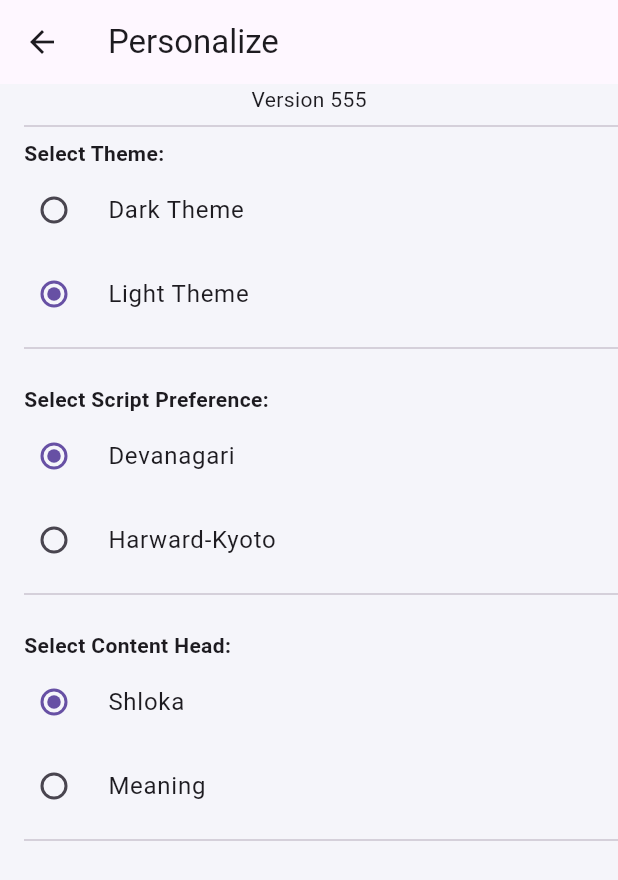
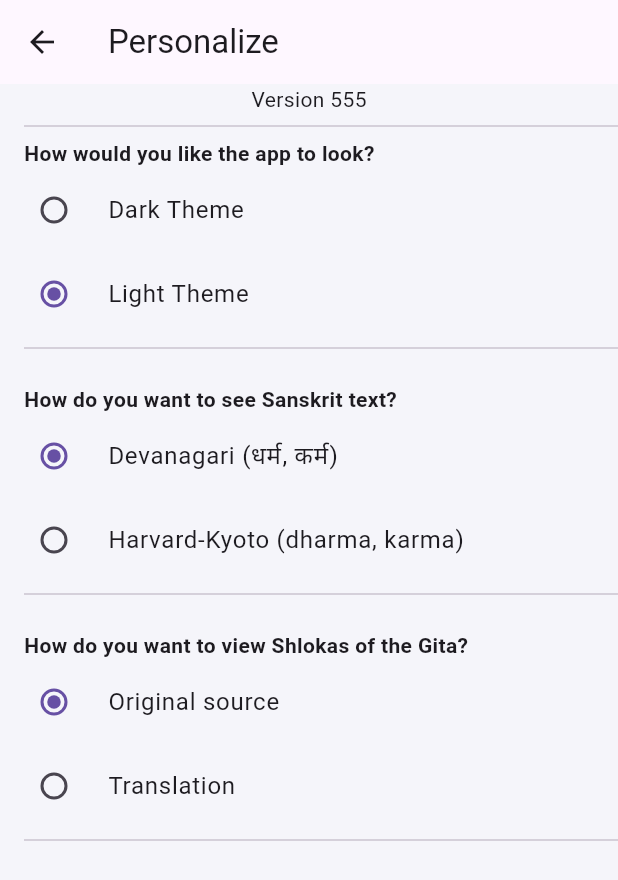
Before and after one commit to sudeeprp/GitaPower, a Flutter app: the PersonalWidget screen opened by its route, on a phone screen of 412 x 824 dp. Shown: the top 880 px of the screen. Run offline on Flutter 3.47's test engine with Material 3 defaults, Android fonts, the phone set to English and light mode, and no system bars; our stand-ins replace app_links, dio, firebase_core, firebase_crashlytics, get, google_fonts and 2 more; missing offline and left inert: enum_to_string, float_column, keep_screen_on, markdown; accounts and stored records are empty; network calls fail; statements that could not run were skipped.

Commit message:
Improve clarity of Personalize screen choices with conversational questions and examples
Co-authored-by: sudeeprp <30889063+sudeeprp@users.noreply.github.com>

```diff
--- a/feeder/lib/personal_widget.dart
+++ b/feeder/lib/personal_widget.dart
@@ -16,24 +16,24 @@ class PersonalWidget extends StatelessWidget {
         BuildIdentWidget(),
         Divider(height: 16, indent: 16),
         buildEnumSelector<ReadingTheme>(
-          title: 'Select Theme:',
+          title: 'How would you like the app to look?',
           values: ReadingTheme.values,
           groupValue: choices.theme,
           displayText: (theme) => theme == ReadingTheme.dark ? 'Dark Theme' : 'Light Theme',
         ),
         SizedBox(height: 16),
         buildEnumSelector<ScriptPreference>(
-          title: 'Select Script Preference:',
+          title: 'How do you want to see Sanskrit text?',
           values: ScriptPreference.values,
           groupValue: choices.script,
-          displayText: (script) => script == ScriptPreference.devanagari ? 'Devanagari' : 'Harward-Kyoto',
+          displayText: (script) => script == ScriptPreference.devanagari ? 'Devanagari (धर्म, कर्म)' : 'Harvard-Kyoto (dharma, karma)',
         ),
         SizedBox(height: 16),
         buildEnumSelector<HeadPreference>(
-          title: 'Select Content Head:',
+          title: 'How do you want to view Shlokas of the Gita?',
           values: HeadPreference.values,
           groupValue: choices.headPreference,
-          displayText: (headPref) => headPref == HeadPreference.shloka ? 'Shloka' : 'Meaning',
+          displayText: (headPref) => headPref == HeadPreference.shloka ? 'Original source' : 'Translation',
         ),
       ],
     ));
```
Also changed, not shown: 1 other file.
